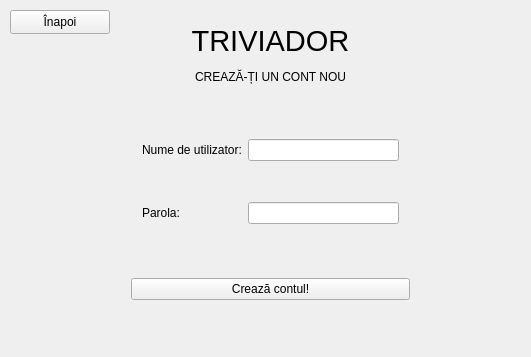
First picture: the form in Triviador/UI/forms/Register.ui, repository andonealexandru/Triviador, before the edit.
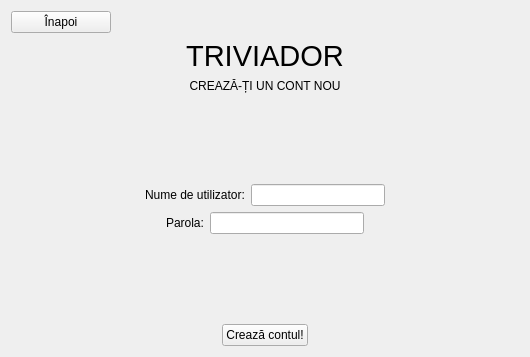
Second picture: the form after the edit.

What changed in the file:
```diff
--- a/Triviador/UI/forms/Register.ui
+++ b/Triviador/UI/forms/Register.ui
@@ -6,7 +6,7 @@
    <rect>
     <x>0</x>
     <y>0</y>
-    <width>531</width>
+    <width>530</width>
     <height>357</height>
    </rect>
   </property>
@@ -14,15 +14,21 @@
    <string>Register</string>
   </property>
   <widget class="QWidget" name="centralWidget">
-   <widget class="QWidget" name="verticalLayoutWidget">
-    <property name="geometry">
-     <rect>
-      <x>120</x>
-      <y>10</y>
-      <width>301</width>
-      <height>301</height>
-     </rect>
-    </property>
+   <layout class="QVBoxLayout" name="verticalLayout_2">
+    <item>
+     <widget class="QPushButton" name="pushButtonExit">
+      <property name="maximumSize">
+       <size>
+        <width>100</width>
+        <height>16777215</height>
+       </size>
+      </property>
+      <property name="text">
+       <string>Înapoi</string>
+      </property>
+     </widget>
+    </item>
+    <item>
     <layout class="QVBoxLayout" name="verticalLayout">
      <item>
       <widget class="QLabel" name="label_3">
@@ -62,22 +68,34 @@
       </widget>
      </item>
      <item>
-      <widget class="QWidget" name="widget" native="true">
-       <layout class="QGridLayout" name="gridLayout">
-        <item row="2" column="1">
-         <widget class="QLineEdit" name="lineEdit_password"/>
-        </item>
-        <item row="2" column="0">
-         <widget class="QLabel" name="label_2">
-          <property name="enabled">
-           <bool>true</bool>
+       <spacer name="verticalSpacer_2">
+        <property name="orientation">
+         <enum>Qt::Vertical</enum>
+        </property>
+        <property name="sizeHint" stdset="0">
+         <size>
+          <width>20</width>
+          <height>40</height>
+         </size>
+        </property>
+       </spacer>
+      </item>
+      <item>
+       <layout class="QHBoxLayout" name="horizontalLayout">
+        <item>
+         <spacer name="horizontalSpacer">
+          <property name="orientation">
+           <enum>Qt::Horizontal</enum>
           </property>
-          <property name="text">
-           <string>Parola:</string>
+          <property name="sizeHint" stdset="0">
+           <size>
+            <width>40</width>
+            <height>20</height>
+           </size>
           </property>
-         </widget>
+         </spacer>
         </item>
-        <item row="0" column="0">
+        <item>
          <widget class="QLabel" name="label">
           <property name="enabled">
            <bool>true</bool>
@@ -87,11 +105,94 @@
           </property>
          </widget>
         </item>
-        <item row="0" column="1">
+        <item>
          <widget class="QLineEdit" name="lineEdit_username"/>
         </item>
+        <item>
+         <spacer name="horizontalSpacer_2">
+          <property name="orientation">
+           <enum>Qt::Horizontal</enum>
+          </property>
+          <property name="sizeHint" stdset="0">
+           <size>
+            <width>40</width>
+            <height>20</height>
+           </size>
+          </property>
+         </spacer>
+        </item>
        </layout>
-      </widget>
+      </item>
+      <item>
+       <layout class="QHBoxLayout" name="horizontalLayout_2">
+        <item>
+         <spacer name="horizontalSpacer_3">
+          <property name="orientation">
+           <enum>Qt::Horizontal</enum>
+          </property>
+          <property name="sizeHint" stdset="0">
+           <size>
+            <width>40</width>
+            <height>20</height>
+           </size>
+          </property>
+         </spacer>
+        </item>
+        <item>
+         <widget class="QLabel" name="label_2">
+          <property name="enabled">
+           <bool>true</bool>
+          </property>
+          <property name="text">
+           <string>Parola:</string>
+          </property>
+         </widget>
+        </item>
+        <item>
+         <widget class="QLineEdit" name="lineEdit_password"/>
+        </item>
+        <item>
+         <spacer name="horizontalSpacer_4">
+          <property name="orientation">
+           <enum>Qt::Horizontal</enum>
+          </property>
+          <property name="sizeHint" stdset="0">
+           <size>
+            <width>40</width>
+            <height>20</height>
+           </size>
+          </property>
+         </spacer>
+        </item>
+       </layout>
+      </item>
+      <item>
+       <spacer name="verticalSpacer">
+        <property name="orientation">
+         <enum>Qt::Vertical</enum>
+        </property>
+        <property name="sizeHint" stdset="0">
+         <size>
+          <width>20</width>
+          <height>40</height>
+         </size>
+        </property>
+       </spacer>
+      </item>
+      <item>
+       <layout class="QHBoxLayout" name="horizontalLayout_3">
+        <item>
+         <spacer name="horizontalSpacer_5">
+          <property name="orientation">
+           <enum>Qt::Horizontal</enum>
+          </property>
+          <property name="sizeHint" stdset="0">
+           <size>
+            <width>40</width>
+            <height>20</height>
+           </size>
+          </property>
+         </spacer>
      </item>
      <item>
       <widget class="QPushButton" name="pushButton">
@@ -100,27 +201,24 @@
        </property>
       </widget>
      </item>
-    </layout>
-   </widget>
-   <widget class="QPushButton" name="pushButtonExit">
-    <property name="geometry">
-     <rect>
-      <x>10</x>
-      <y>10</y>
-      <width>100</width>
-      <height>24</height>
-     </rect>
-    </property>
-    <property name="maximumSize">
+        <item>
+         <spacer name="horizontalSpacer_6">
+          <property name="orientation">
+           <enum>Qt::Horizontal</enum>
+          </property>
+          <property name="sizeHint" stdset="0">
      <size>
-      <width>100</width>
-      <height>16777215</height>
-     </size>
-    </property>
-    <property name="text">
-     <string>Înapoi</string>
-    </property>
-   </widget>
+            <width>40</width>
+            <height>20</height>
+           </size>
+          </property>
+         </spacer>
+        </item>
+       </layout>
+      </item>
+     </layout>
+    </item>
+   </layout>
   </widget>
  </widget>
  <layoutdefault spacing="6" margin="11"/>
```
Lines whose indentation alone changed are shown as unchanged.
